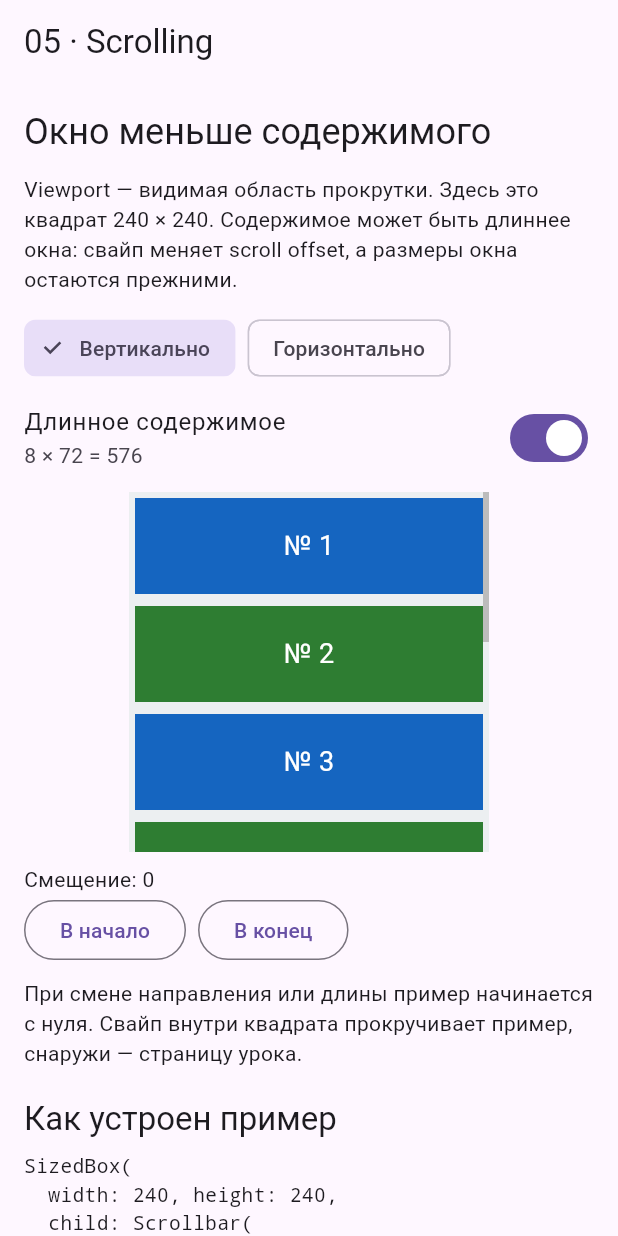
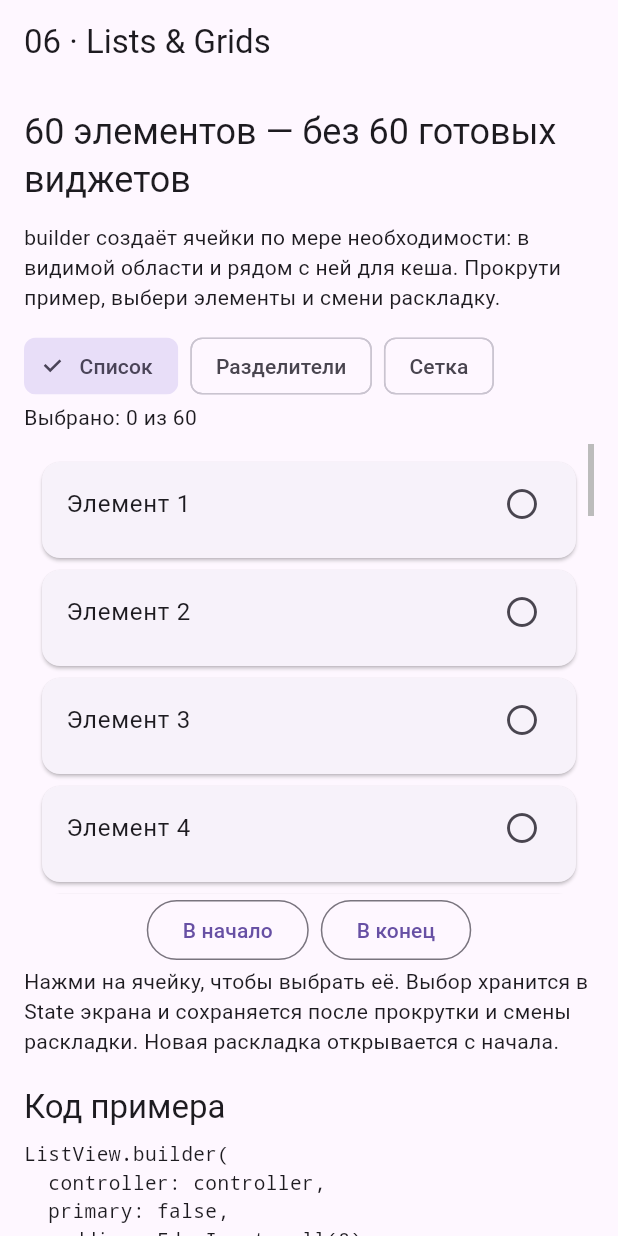
Before and after one commit to aslanDos/Learning-App, a Flutter app: the screen it shows after launch, on a phone screen of 412 x 824 dp. Run offline on Flutter 3.47's test engine with Material 3 defaults, Android fonts, the phone set to English and light mode, and no system bars.

Commit message:
Add lesson 06: lazy lists, grids and selection state

```diff
--- a/lib/main.dart
+++ b/lib/main.dart
@@ -9,116 +9,145 @@ class MyApp extends StatelessWidget {
   Widget build(BuildContext context) => const MaterialApp(
     debugShowCheckedModeBanner: false,
     title: 'Learning App',
-    home: ScrollingLessonScreen(),
+    home: ListsGridsLessonScreen(),
   );
 }
 
-class ScrollingLessonScreen extends StatefulWidget {
-  const ScrollingLessonScreen({super.key});
+enum CollectionMode { list, separated, grid }
+
+class ListsGridsLessonScreen extends StatefulWidget {
+  const ListsGridsLessonScreen({super.key});
 
   @override
-  State<ScrollingLessonScreen> createState() => _ScrollingLessonScreenState();
+  State<ListsGridsLessonScreen> createState() => _ListsGridsLessonScreenState();
 }
 
-class _ScrollingLessonScreenState extends State<ScrollingLessonScreen> {
-  Axis _axis = Axis.vertical;
-  bool _longContent = true;
+class _ListsGridsLessonScreenState extends State<ListsGridsLessonScreen> {
+  CollectionMode _mode = CollectionMode.list;
+  int _columns = 2;
+  // Выбор хранится отдельно от лениво создаваемых ячеек.
+  final Set<int> _selected = {};
+
+  String get _code => switch (_mode) {
+    CollectionMode.list =>
+      'ListView.builder(\n'
+          '  controller: controller,\n  primary: false,\n'
+          '  padding: EdgeInsets.all(8),\n'
+          '  itemCount: 60,\n  itemExtent: 72,\n'
+          '  itemBuilder: (context, index) => buildItem(index),\n)',
+    CollectionMode.separated =>
+      'ListView.separated(\n'
+          '  controller: controller,\n  primary: false,\n'
+          '  padding: EdgeInsets.all(8),\n  itemCount: 60,\n'
+          '  itemBuilder: (context, index) => buildItem(index),\n'
+          '  separatorBuilder: (context, index) =>\n'
+          '      Divider(height: 8),\n)',
+    CollectionMode.grid =>
+      'GridView.builder(\n'
+          '  controller: controller,\n  primary: false,\n'
+          '  padding: EdgeInsets.all(8),\n  itemCount: 60,\n'
+          '  gridDelegate: SliverGridDelegateWithFixedCrossAxisCount(\n'
+          '    crossAxisCount: $_columns,\n'
+          '    mainAxisSpacing: 8,\n    crossAxisSpacing: 8,\n'
+          '    childAspectRatio: 1,\n  ),\n'
+          '  itemBuilder: (context, index) => buildItem(index),\n)',
+  };
 
   @override
   Widget build(BuildContext context) => Scaffold(
-    appBar: AppBar(title: const Text('05 · Scrolling')),
+    appBar: AppBar(title: const Text('06 · Lists & Grids')),
     body: SafeArea(
       child: ListView(
         key: const ValueKey('lesson-scroll'),
         padding: const EdgeInsets.all(16),
         children: [
           Text(
-            'Окно меньше содержимого',
+            '60 элементов — без 60 готовых виджетов',
             style: Theme.of(context).textTheme.headlineSmall,
           ),
           const SizedBox(height: 12),
           const Text(
-            'Viewport — видимая область прокрутки. Здесь это квадрат '
-            '240 × 240. Содержимое может быть длиннее окна: свайп меняет '
-            'scroll offset, а размеры окна остаются прежними.',
+            'builder создаёт ячейки по мере необходимости: '
+            'в видимой области и рядом с ней для кеша. '
+            'Прокрути пример, выбери элементы и смени раскладку.',
           ),
           const SizedBox(height: 12),
           Wrap(
             spacing: 8,
             children: [
               for (final entry in const {
-                Axis.vertical: 'Вертикально',
-                Axis.horizontal: 'Горизонтально',
+                CollectionMode.list: 'Список',
+                CollectionMode.separated: 'Разделители',
+                CollectionMode.grid: 'Сетка',
               }.entries)
                 ChoiceChip(
                   label: Text(entry.value),
-                  selected: _axis == entry.key,
-                  onSelected: (_) => setState(() => _axis = entry.key),
+                  selected: _mode == entry.key,
+                  onSelected: (_) => setState(() => _mode = entry.key),
                 ),
             ],
           ),
-          SwitchListTile(
-            contentPadding: EdgeInsets.zero,
-            title: const Text('Длинное содержимое'),
-            subtitle: Text(_longContent ? '8 × 72 = 576' : '3 × 72 = 216'),
-            value: _longContent,
-            onChanged: (value) => setState(() => _longContent = value),
-          ),
-          ScrollDemo(
-            // Каждый вариант начинает с нулевого смещения и новым controller.
-            key: ValueKey('${_axis.name}-$_longContent'),
-            axis: _axis,
-            count: _longContent ? 8 : 3,
+          if (_mode == CollectionMode.grid)
+            Wrap(
+              spacing: 8,
+              children: [
+                for (final count in [2, 3])
+                  ChoiceChip(
+                    label: Text('$count колонки'),
+                    selected: _columns == count,
+                    onSelected: (_) => setState(() => _columns = count),
+                  ),
+              ],
+            ),
+          Text('Выбрано: ${_selected.length} из 60'),
+          const SizedBox(height: 8),
+          CollectionDemo(
+            key: ValueKey('${_mode.name}-$_columns'),
+            mode: _mode,
+            columns: _columns,
+            selected: _selected,
+            onToggle: (index) => setState(() {
+              if (!_selected.add(index)) _selected.remove(index);
+            }),
           ),
           const Text(
-            'При смене направления или длины пример начинается с нуля. '
-            'Свайп внутри квадрата прокручивает пример, снаружи — страницу урока.',
+            'Нажми на ячейку, чтобы выбрать её. Выбор хранится в State '
+            'экрана и сохраняется после прокрутки и смены раскладки. '
+            'Новая раскладка открывается с начала.',
           ),
           const SizedBox(height: 20),
-          Text(
-            'Как устроен пример',
-            style: Theme.of(context).textTheme.titleLarge,
-          ),
+          Text('Код примера', style: Theme.of(context).textTheme.titleLarge),
           const SizedBox(height: 8),
           SelectableText(
-            'SizedBox(\n'
-            '  width: 240, height: 240,\n'
-            '  child: Scrollbar(\n'
-            '    controller: controller,\n'
-            '    thumbVisibility: true,\n'
-            '    child: SingleChildScrollView(\n'
-            '      controller: controller,\n'
-            '      primary: false,\n'
-            '      scrollDirection: $_axis,\n'
-            '      physics: ClampingScrollPhysics(),\n'
-            '      child: ${_axis == Axis.vertical ? 'Column' : 'Row'}(\n'
-            '        mainAxisSize: MainAxisSize.min,\n'
-            '        children: items, // ${_longContent ? 8 : 3} элементов по 72\n'
-            '      ),\n'
-            '    ),\n'
-            '  ),\n'
-            ')',
+            _code,
             style: const TextStyle(fontFamily: 'monospace', fontSize: 13),
+          ),
+          const Text(
+            'buildItem создаёт ячейку с ValueKey(index), получает '
+            'состояние выбора из Set и передаёт нажатие экрану. '
+            'Список находится в окне высотой 300, шириной до 480.',
           ),
           const SizedBox(height: 16),
           const Text(
-            'ScrollController хранится в State и освобождается в dispose. '
-            'Кнопки используют animateTo, а текущий offset читается через '
-            'AnimatedBuilder. Scrollbar показывает положение в содержимом.',
+            'itemCount — количество данных; index начинается с 0. '
+            'itemExtent — высота одной строки в вертикальном списке. '
+            'Grid delegate определяет размеры и расположение ячеек сетки. '
+            'При childAspectRatio: 1 ячейки квадратные.',
           ),
           const SizedBox(height: 16),
           const Text(
-            'Важно про ограничения: окно прокрутки имеет конечный размер, '
-            'но ребёнку разрешён неограниченный максимум вдоль оси прокрутки. '
-            'Внутри этой Column нет Expanded: ему было бы не из чего вычислить '
-            'конечную долю. Expanded снаружи scroll view в ограниченной Column '
-            'может, наоборот, выделить конечную высоту окна.',
+            'Список и сетка уже умеют прокручиваться. '
+            'Не нужно оборачивать длинный ListView в SingleChildScrollView '
+            'и включать shrinkWrap как универсальное исправление: '
+            'это может заставить вычислять размеры большого количества детей. '
+            'Дай списку конечное окно через SizedBox или Expanded.',
           ),
           const SizedBox(height: 20),
           const Text(
-            'Проверь себя: отключи длинное содержимое. Почему кнопка '
-            '«В конец» больше не сдвигает элементы? Верни 8 элементов, '
-            'переключи ось и сравни поведение.',
+            'Проверь себя: выбери первый элемент, перейди в конец, '
+            'затем вернись. Почему выбор сохранился, хотя ячейка могла '
+            'быть удалена из дерева? В сетке переключи 2 и 3 колонки: '
+            'почему изменилась высота квадратной ячейки?',
           ),
         ],
       ),
@@ -126,30 +155,26 @@ class _ScrollingLessonScreenState extends State<ScrollingLessonScreen> {
   );
 }
 
-class ScrollDemo extends StatefulWidget {
-  const ScrollDemo({super.key, required this.axis, required this.count});
+class CollectionDemo extends StatefulWidget {
+  const CollectionDemo({
+    super.key,
+    required this.mode,
+    required this.columns,
+    required this.selected,
+    required this.onToggle,
+  });
 
-  final Axis axis;
-  final int count;
+  final CollectionMode mode;
+  final int columns;
+  final Set<int> selected;
+  final ValueChanged<int> onToggle;
 
   @override
-  State<ScrollDemo> createState() => _ScrollDemoState();
+  State<CollectionDemo> createState() => _CollectionDemoState();
 }
 
-class _ScrollDemoState extends State<ScrollDemo> {
-  // Один controller обслуживает только внутреннюю область примера.
+class _CollectionDemoState extends State<CollectionDemo> {
   final _controller = ScrollController(keepScrollOffset: false);
-
-  void _scrollTo({required bool end}) {
-    if (!_controller.hasClients || !_controller.position.hasContentDimensions) {
-      return;
-    }
-    _controller.animateTo(
-      end ? _controller.position.maxScrollExtent : 0,
-      duration: const Duration(milliseconds: 350),
-      curve: Curves.easeOut,
-    );
-  }
 
   @override
   void dispose() {
@@ -157,78 +182,111 @@ class _ScrollDemoState extends State<ScrollDemo> {
     super.dispose();
   }
 
+  Widget _buildItem(BuildContext context, int index) {
+    final selected = widget.selected.contains(index);
+    final icon = Icon(
+      selected ? Icons.check_circle : Icons.radio_button_unchecked,
+    );
+    return Semantics(
+      key: ValueKey('item-$index'),
+      selected: selected,
+      child: SizedBox(
+        height: 72,
+        child: Card(
+          margin: const EdgeInsets.all(4),
+          color: selected
+              ? Theme.of(context).colorScheme.secondaryContainer
+              : null,
+          child: InkWell(
+            onTap: () => widget.onToggle(index),
+            child: widget.mode == CollectionMode.grid
+                ? Padding(
+                    padding: const EdgeInsets.all(8),
+                    child: Column(
+                      mainAxisAlignment: MainAxisAlignment.center,
+                      children: [Text('№ ${index + 1}'), icon],
+                    ),
+                  )
+                : ListTile(title: Text('Элемент ${index + 1}'), trailing: icon),
+          ),
+        ),
+      ),
+    );
+  }
+
+  void _goTo(bool end) {
+    if (!_controller.hasClients || !_controller.position.hasContentDimensions) {
+      return;
+    }
+    // У всех строк/ячеек в примере одинаковый размер, extent известен точно.
+    _controller.jumpTo(end ? _controller.position.maxScrollExtent : 0);
+  }
+
   @override
   Widget build(BuildContext context) {
-    final items = [
-      for (var index = 1; index <= widget.count; index++)
-        SizedBox(
-          key: ValueKey('item-$index'),
-          width: widget.axis == Axis.horizontal ? 72 : 240,
-          height: widget.axis == Axis.vertical ? 72 : 240,
-          child: Padding(
-            padding: const EdgeInsets.all(4),
-            child: ColoredBox(
-              color: index.isOdd
-                  ? const Color(0xFF1565C0)
-                  : const Color(0xFF2E7D32),
-              child: Center(
-                child: Text(
-                  '№ $index',
-                  style: const TextStyle(color: Colors.white, fontSize: 18),
-                ),
-              ),
-            ),
-          ),
+    final scrollView = switch (widget.mode) {
+      CollectionMode.list => ListView.builder(
+        key: const ValueKey('collection-scroll'),
+        controller: _controller,
+        primary: false,
+        padding: const EdgeInsets.all(8),
+        itemCount: 60,
+        itemExtent: 72,
+        itemBuilder: _buildItem,
+      ),
+      CollectionMode.separated => ListView.separated(
+        key: const ValueKey('collection-scroll'),
+        controller: _controller,
+        primary: false,
+        padding: const EdgeInsets.all(8),
+        itemCount: 60,
+        itemBuilder: _buildItem,
+        separatorBuilder: (context, index) => const Divider(height: 8),
+      ),
+      CollectionMode.grid => GridView.builder(
+        key: const ValueKey('collection-scroll'),
+        controller: _controller,
+        primary: false,
+        padding: const EdgeInsets.all(8),
+        itemCount: 60,
+        gridDelegate: SliverGridDelegateWithFixedCrossAxisCount(
+          crossAxisCount: widget.columns,
+          mainAxisSpacing: 8,
+          crossAxisSpacing: 8,
+          childAspectRatio: 1,
         ),
-    ];
+        itemBuilder: _buildItem,
+      ),
+    };
     return Column(
-      crossAxisAlignment: CrossAxisAlignment.start,
       children: [
         Center(
-          child: SizedBox.square(
-            dimension: 240,
-            child: ColoredBox(
-              key: const ValueKey('demo-viewport'),
-              color: const Color(0xFFECEFF1),
+          child: ConstrainedBox(
+            constraints: const BoxConstraints(maxWidth: 480),
+            child: SizedBox(
+              height: 300,
+              width: double.infinity,
               child: Scrollbar(
                 controller: _controller,
                 thumbVisibility: true,
-                child: SingleChildScrollView(
-                  key: const ValueKey('demo-scroll'),
-                  controller: _controller,
-                  primary: false,
-                  scrollDirection: widget.axis,
-                  physics: const ClampingScrollPhysics(),
-                  child: widget.axis == Axis.vertical
-                      ? Column(mainAxisSize: MainAxisSize.min, children: items)
-                      : Row(mainAxisSize: MainAxisSize.min, children: items),
-                ),
+                child: scrollView,
               ),
             ),
-          ),
-        ),
-        const SizedBox(height: 8),
-        AnimatedBuilder(
-          animation: _controller,
-          builder: (context, child) => Text(
-            'Смещение: ${(_controller.hasClients ? _controller.offset : 0).round()}',
-            key: const ValueKey('offset-label'),
           ),
         ),
         Wrap(
           spacing: 8,
           children: [
             OutlinedButton(
-              onPressed: () => _scrollTo(end: false),
+              onPressed: () => _goTo(false),
               child: const Text('В начало'),
             ),
             OutlinedButton(
-              onPressed: () => _scrollTo(end: true),
+              onPressed: () => _goTo(true),
               child: const Text('В конец'),
             ),
           ],
         ),
-        const SizedBox(height: 8),
       ],
     );
   }
```
Also changed, not shown: 3 other files.
